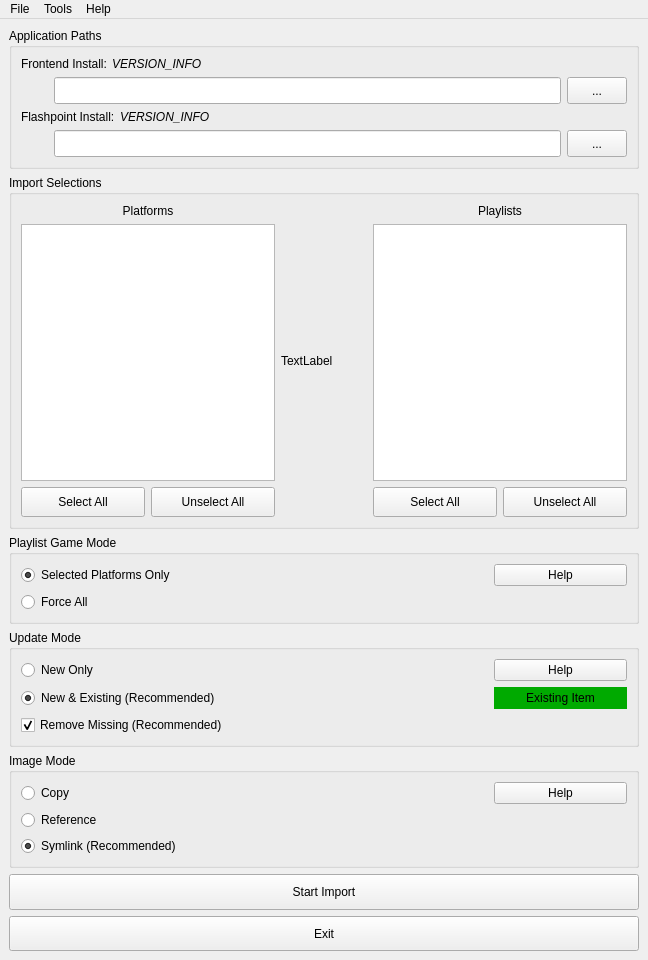
The window that res/mainwindow.ui (oblivioncth/FIL) describes before a commit, drawn with Qt 5.
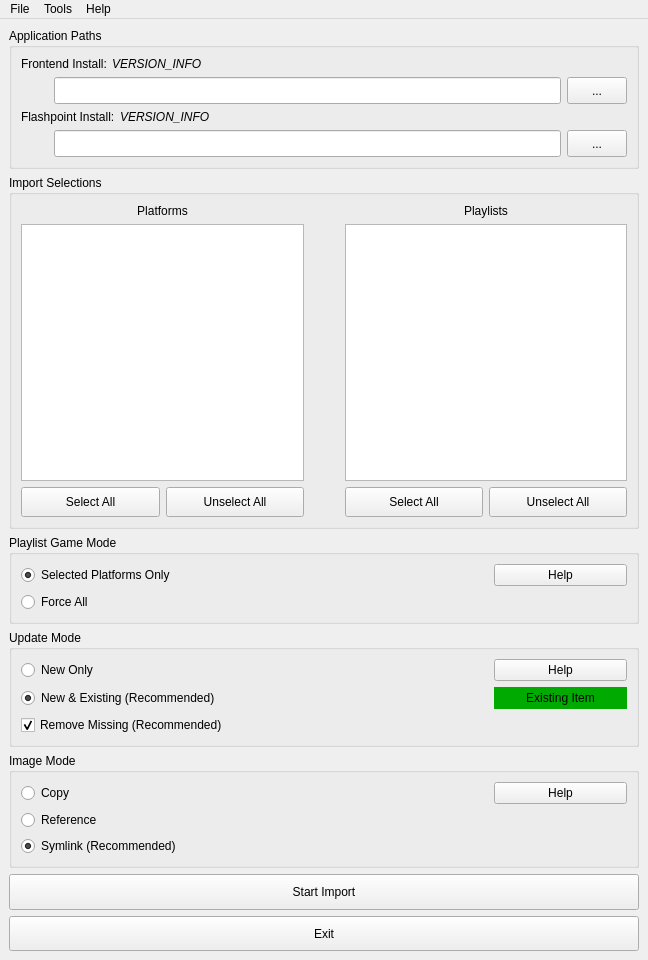
The same window after the commit. Icons and pictures are not drawn.

```diff
--- a/res/mainwindow.ui
+++ b/res/mainwindow.ui
@@ -344,13 +344,6 @@
          </item>
         </layout>
        </item>
-       <item>
-        <widget class="QLabel" name="label">
-         <property name="text">
-          <string>TextLabel</string>
-         </property>
-        </widget>
-       </item>
        <item>
         <spacer name="horizontalSpacer">
          <property name="orientation">
```
Left out of the diff: 29 changed lines with no effect on the pictures.
